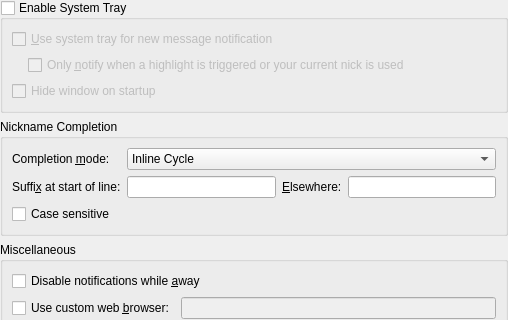
The window that src/config/generalbehavior_configui.ui (KDE/konversation) describes before a commit, drawn with Qt 5; both pictures show x 0 to 508 and y 0 to 320 of the 508 by 477 pixel window.
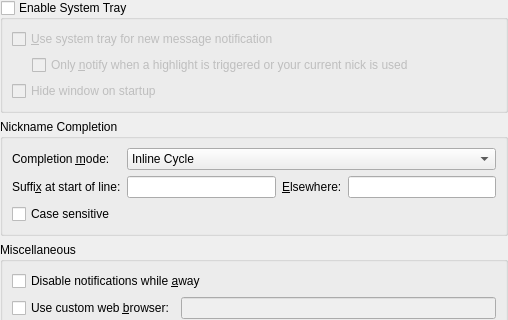
The same window after the commit. Custom widgets are drawn as their Qt base class.

```diff
--- a/src/config/generalbehavior_configui.ui
+++ b/src/config/generalbehavior_configui.ui
@@ -51,8 +51,8 @@
           </property>
           <property name="sizeHint" stdset="0">
            <size>
-            <width>16</width>
-            <height>20</height>
+            <width>20</width>
+            <height>0</height>
            </size>
           </property>
          </spacer>
```
Left out of the diff: 2 changed lines with no effect on the pictures.
